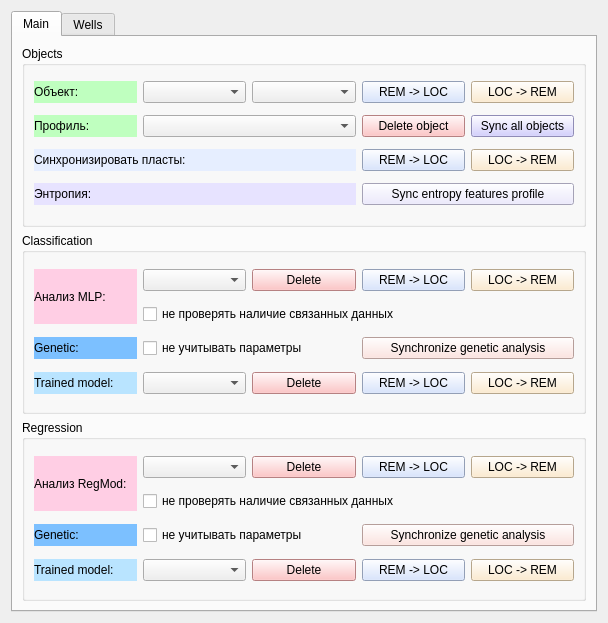
Qt form qt/rem_db_window.ui (idergunoff/geovel_1.0) before a commit.
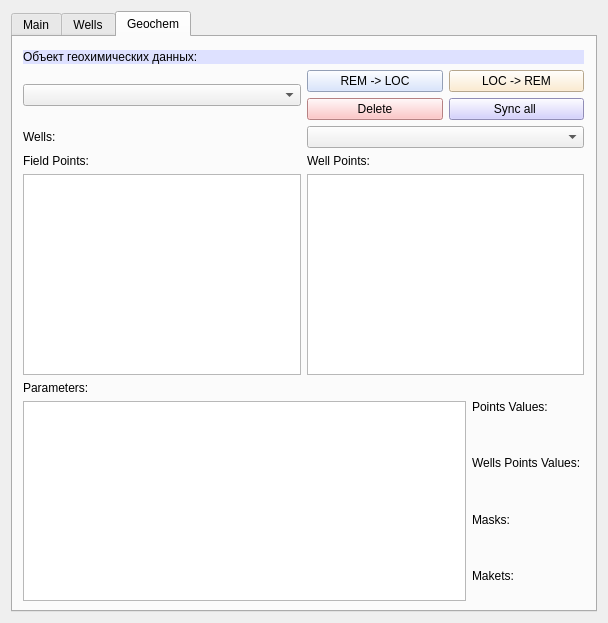
The same form after that commit. The open tabs and pages were chosen to show the change.

What changed in the file:
```diff
--- a/qt/rem_db_window.ui
+++ b/qt/rem_db_window.ui
@@ -14,7 +14,7 @@
    <string>RemoteDB</string>
   </property>
   <layout class="QGridLayout" name="gridLayout_2">
-   <item row="0" column="1">
+   <item row="0" column="0">
     <widget class="QTabWidget" name="tabWidget">
      <property name="currentIndex">
       <number>0</number>
@@ -633,6 +633,208 @@
        </item>
       </layout>
      </widget>
+     <widget class="QWidget" name="tab_9">
+      <attribute name="title">
+       <string>Geochem</string>
+      </attribute>
+      <widget class="QWidget" name="layoutWidget">
+       <property name="geometry">
+        <rect>
+         <x>10</x>
+         <y>13</y>
+         <width>561</width>
+         <height>551</height>
+        </rect>
+       </property>
+       <layout class="QVBoxLayout" name="verticalLayout_10">
+        <item>
+         <layout class="QVBoxLayout" name="verticalLayout_3">
+          <item>
+           <widget class="QLabel" name="label_14">
+            <property name="styleSheet">
+             <string notr="true">background-color: rgb(222, 225, 255);</string>
+            </property>
+            <property name="text">
+             <string>Объект геохимических данных:</string>
+            </property>
+           </widget>
+          </item>
+          <item>
+           <layout class="QHBoxLayout" name="horizontalLayout">
+            <item>
+             <widget class="QComboBox" name="comboBox_geochem_rdb"/>
+            </item>
+            <item>
+             <layout class="QVBoxLayout" name="verticalLayout_7">
+              <item>
+               <layout class="QHBoxLayout" name="horizontalLayout_3">
+                <item>
+                 <widget class="QPushButton" name="pushButton_load_geochem">
+                  <property name="toolTip">
+                   <string>Загрузить объект с удаленной БД на локальную</string>
+                  </property>
+                  <property name="styleSheet">
+                   <string notr="true">background-color: rgb(206, 222, 255);</string>
+                  </property>
+                  <property name="text">
+                   <string>REM -&gt; LOC</string>
+                  </property>
+                 </widget>
+                </item>
+                <item>
+                 <widget class="QPushButton" name="pushButton_unload_geochem">
+                  <property name="toolTip">
+                   <string>Выгрузить объект с локальной БД на удаленную</string>
+                  </property>
+                  <property name="styleSheet">
+                   <string notr="true">background-color: rgb(255, 233, 196);</string>
+                  </property>
+                  <property name="text">
+                   <string>LOC -&gt; REM</string>
+                  </property>
+                 </widget>
+                </item>
+               </layout>
+              </item>
+              <item>
+               <layout class="QHBoxLayout" name="horizontalLayout_4">
+                <item>
+                 <widget class="QPushButton" name="pushButton_delete_geochem_rdb">
+                  <property name="toolTip">
+                   <string>Удалить объект в удаленной БД</string>
+                  </property>
+                  <property name="styleSheet">
+                   <string notr="true">background-color: rgb(255, 181, 182);</string>
+                  </property>
+                  <property name="text">
+                   <string>Delete</string>
+                  </property>
+                 </widget>
+                </item>
+                <item>
+                 <widget class="QPushButton" name="pushButton_sync_all_geochem">
+                  <property name="toolTip">
+                   <string>Синхронизировать все объекты вместе с исследованиями и профилями</string>
+                  </property>
+                  <property name="styleSheet">
+                   <string notr="true">background-color: rgb(201, 196, 255);</string>
+                  </property>
+                  <property name="text">
+                   <string>Sync all </string>
+                  </property>
+                 </widget>
+                </item>
+               </layout>
+              </item>
+             </layout>
+            </item>
+           </layout>
+          </item>
+         </layout>
+        </item>
+        <item>
+         <layout class="QVBoxLayout" name="verticalLayout_9">
+          <item>
+           <layout class="QHBoxLayout" name="horizontalLayout_2">
+            <item>
+             <widget class="QLabel" name="label_g_wells">
+              <property name="text">
+               <string>Wells:</string>
+              </property>
+             </widget>
+            </item>
+            <item>
+             <widget class="QComboBox" name="comboBox_g_wells"/>
+            </item>
+           </layout>
+          </item>
+          <item>
+           <layout class="QHBoxLayout" name="horizontalLayout_5">
+            <item>
+             <layout class="QVBoxLayout" name="verticalLayout_4">
+              <item>
+               <widget class="QLabel" name="label_g_points">
+                <property name="text">
+                 <string>Field Points:</string>
+                </property>
+               </widget>
+              </item>
+              <item>
+               <widget class="QListWidget" name="listWidget_g_points"/>
+              </item>
+             </layout>
+            </item>
+            <item>
+             <layout class="QVBoxLayout" name="verticalLayout_5">
+              <item>
+               <widget class="QLabel" name="label_g_well_points">
+                <property name="text">
+                 <string>Well Points:</string>
+                </property>
+               </widget>
+              </item>
+              <item>
+               <widget class="QListWidget" name="listWidget_g_well_points"/>
+              </item>
+             </layout>
+            </item>
+           </layout>
+          </item>
+          <item>
+           <layout class="QHBoxLayout" name="horizontalLayout_6">
+            <item>
+             <layout class="QVBoxLayout" name="verticalLayout_6">
+              <item>
+               <widget class="QLabel" name="label_g_params">
+                <property name="text">
+                 <string>Parameters:</string>
+                </property>
+               </widget>
+              </item>
+              <item>
+               <widget class="QListWidget" name="listWidget_g_params"/>
+              </item>
+             </layout>
+            </item>
+            <item>
+             <layout class="QVBoxLayout" name="verticalLayout_8">
+              <item>
+               <widget class="QLabel" name="label_g_p_values">
+                <property name="text">
+                 <string>Points Values: </string>
+                </property>
+               </widget>
+              </item>
+              <item>
+               <widget class="QLabel" name="label_g_w_p_values">
+                <property name="text">
+                 <string>Wells Points Values: </string>
+                </property>
+               </widget>
+              </item>
+              <item>
+               <widget class="QLabel" name="label_g_masks">
+                <property name="text">
+                 <string>Masks:</string>
+                </property>
+               </widget>
+              </item>
+              <item>
+               <widget class="QLabel" name="label_g_makets">
+                <property name="text">
+                 <string>Makets:</string>
+                </property>
+               </widget>
+              </item>
+             </layout>
+            </item>
+           </layout>
+          </item>
+         </layout>
+        </item>
+       </layout>
+      </widget>
+     </widget>
     </widget>
    </item>
   </layout>
```
Left out of the diff: 334 changed lines with no effect on the pictures.
